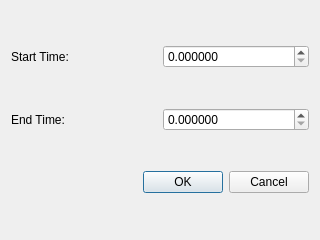
Qt form Desktop_Interface/ui_files_desktop/daqloadprompt.ui (EspoTek/Labrador) before a commit.
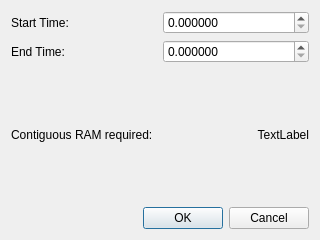
The same form after that commit.

```diff
--- a/Desktop_Interface/ui_files_desktop/daqloadprompt.ui
+++ b/Desktop_Interface/ui_files_desktop/daqloadprompt.ui
@@ -50,6 +50,27 @@
      </item>
     </layout>
    </item>
+   <item>
+    <layout class="QHBoxLayout" name="horizontalLayout_3">
+     <item>
+      <widget class="QLabel" name="contigRamLabel">
+       <property name="text">
+        <string>Contiguous RAM required:</string>
+       </property>
+      </widget>
+     </item>
+     <item>
+      <widget class="QLabel" name="contigRamLabel_Value">
+       <property name="text">
+        <string>TextLabel</string>
+       </property>
+       <property name="alignment">
+        <set>Qt::AlignRight|Qt::AlignTrailing|Qt::AlignVCenter</set>
+       </property>
+      </widget>
+     </item>
+    </layout>
+   </item>
    <item>
     <widget class="QDialogButtonBox" name="buttonBox">
      <property name="orientation">
```
